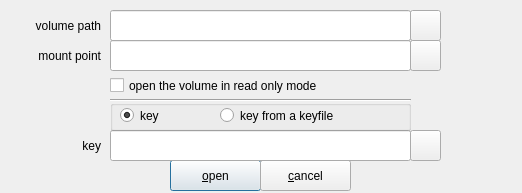
mhogomchungu/zuluCrypt, file zuluCrypt-gui/password.ui: the form before one commit.
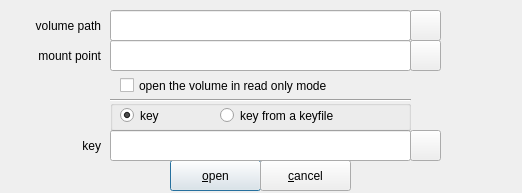
The form after the commit.

The edit to the form file:
```diff
--- a/zuluCrypt-gui/password.ui
+++ b/zuluCrypt-gui/password.ui
@@ -69,9 +69,9 @@
   <widget class="QCheckBox" name="checkBoxReadOnly">
    <property name="geometry">
     <rect>
-     <x>110</x>
+     <x>120</x>
      <y>70</y>
-     <width>301</width>
+     <width>291</width>
      <height>31</height>
     </rect>
    </property>
```
